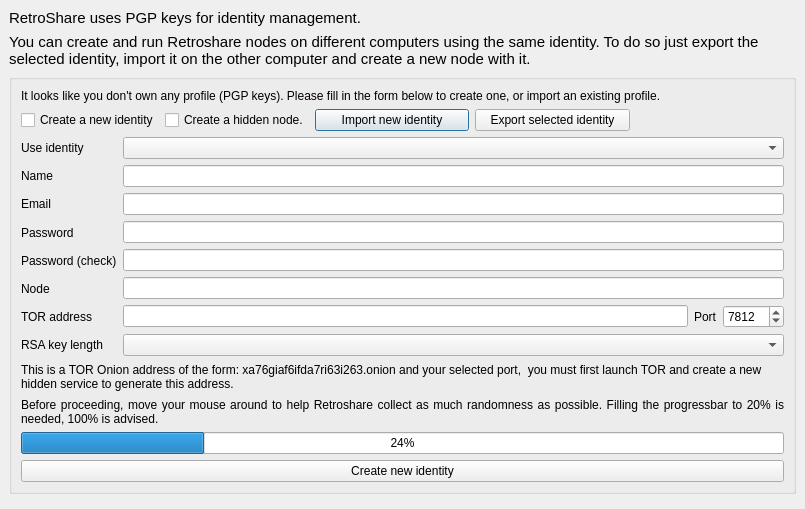
First picture: the form in retroshare-gui/src/gui/GenCertDialog.ui, repository RetroShare/RetroShare, before the edit.
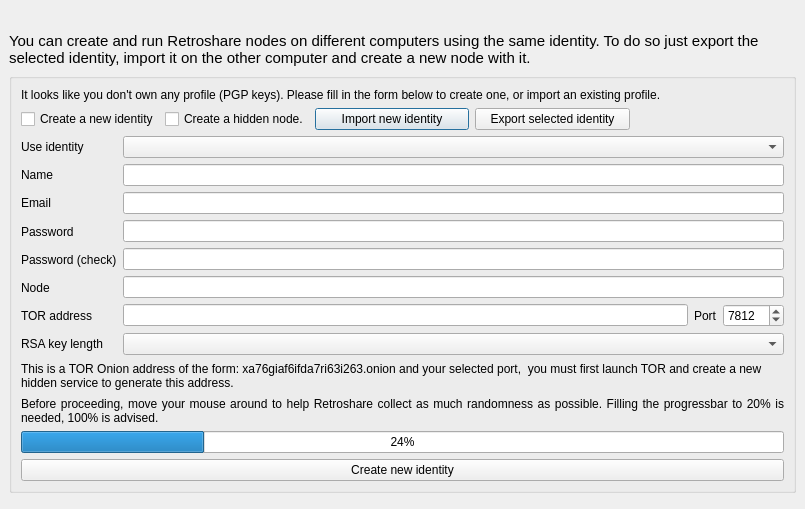
Second picture: the form after the edit. Icons and pictures are not drawn. Custom widgets are drawn as their Qt base class.

Commit message: Not show to much technical detail on a info Label.

Patch:
```diff
--- a/retroshare-gui/src/gui/GenCertDialog.ui
+++ b/retroshare-gui/src/gui/GenCertDialog.ui
@@ -51,7 +51,7 @@
          </font>
         </property>
         <property name="text">
-         <string>RetroShare uses PGP keys for identity management.</string>
+         <string/>
         </property>
         <property name="wordWrap">
          <bool>true</bool>
```
Left out of the diff: 11 changed lines with no effect on the pictures. The commit also changes 1 other file.
